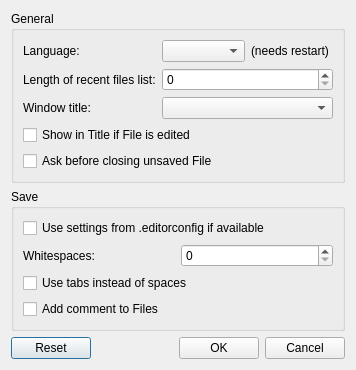
JakobDev/jdAppStreamEdit, file jdAppStreamEdit/ui/SettingsWindow.ui: the form before one commit.
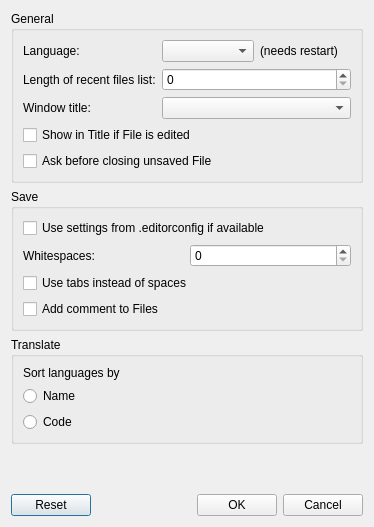
The form after the commit.

Commit message: Rework language codes

What changed in the file:
```diff
--- a/jdAppStreamEdit/ui/SettingsWindow.ui
+++ b/jdAppStreamEdit/ui/SettingsWindow.ui
@@ -6,8 +6,8 @@
    <rect>
     <x>0</x>
     <y>0</y>
-    <width>356</width>
-    <height>340</height>
+    <width>374</width>
+    <height>527</height>
    </rect>
   </property>
   <property name="windowTitle">
@@ -133,6 +133,36 @@
      </layout>
     </widget>
    </item>
+   <item>
+    <widget class="QGroupBox" name="groupBox_3">
+     <property name="title">
+      <string>Translate</string>
+     </property>
+     <layout class="QVBoxLayout" name="verticalLayout_4">
+      <item>
+       <widget class="QLabel" name="label_5">
+        <property name="text">
+         <string>Sort languages by</string>
+        </property>
+       </widget>
+      </item>
+      <item>
+       <widget class="QRadioButton" name="name_language_translate_rad">
+        <property name="text">
+         <string extracomment="The name of the language">Name</string>
+        </property>
+       </widget>
+      </item>
+      <item>
+       <widget class="QRadioButton" name="code_language_translate_rad">
+        <property name="text">
+         <string extracomment="The alpha-2 code of the language">Code</string>
+        </property>
+       </widget>
+      </item>
+     </layout>
+    </widget>
+   </item>
    <item>
     <spacer name="verticalSpacer">
      <property name="orientation">
```
The commit also changes 11 other files.
